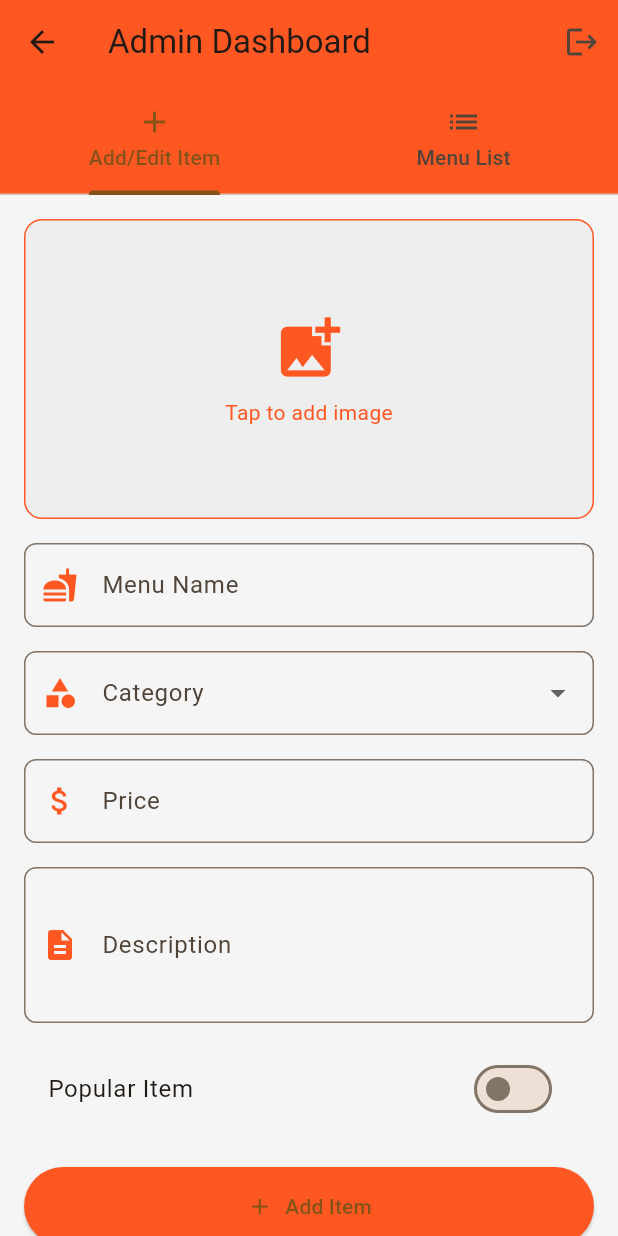
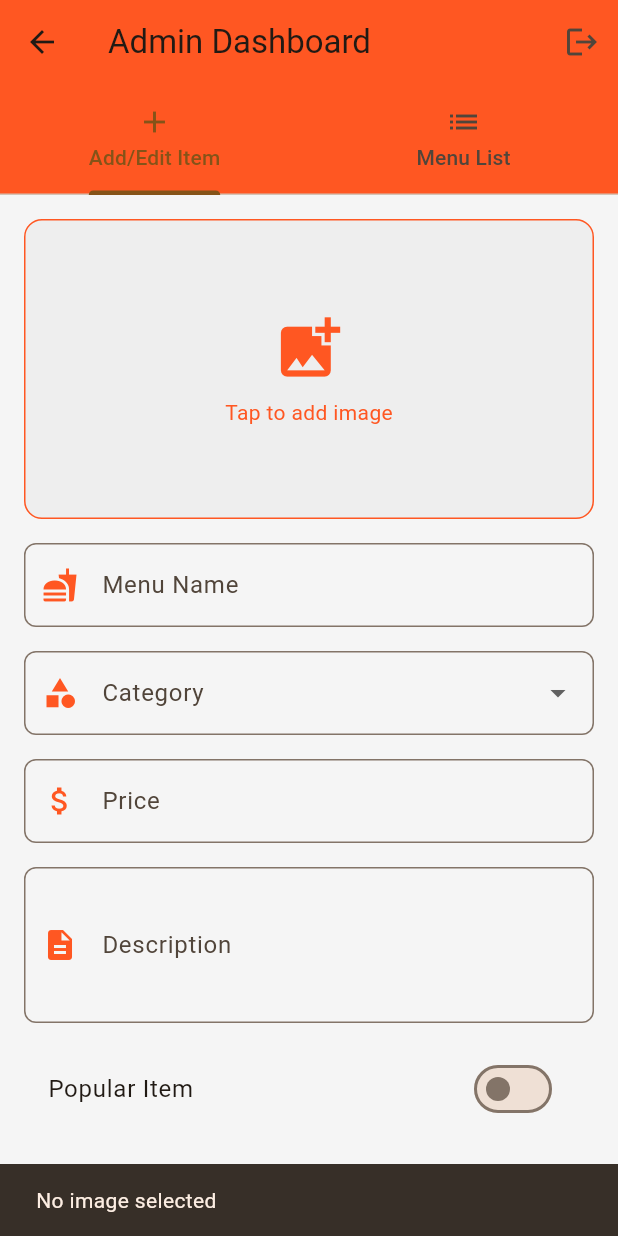
Before and after one commit to Danielhzg/delivery_app, a Flutter app: the AdminPage screen opened by its route, after a tap on "Tap to add image", on a phone screen of 412 x 824 dp. Run offline on Flutter 3.47's test engine with Material 3 defaults, Android fonts, the phone set to English and light mode, and no system bars; our stand-ins replace cloud_firestore, firebase_auth, firebase_core, flutter_image_compress, image_picker, permission_handler and 1 more; accounts and stored records are empty.

Commit message:
admin can add menu item(image)

```diff
--- a/lib/pages/admin_page.dart
+++ b/lib/pages/admin_page.dart
@@ -51,16 +51,25 @@ class _AdminPageState extends State<AdminPage>
           setState(() {
             _imageFile = File(image.path);
           });
+        } else {
+          ScaffoldMessenger.of(context).showSnackBar(
+            const SnackBar(content: Text('No image selected')),
+          );
         }
-      } else {
+      } else if (status.isDenied) {
         ScaffoldMessenger.of(context).showSnackBar(
           const SnackBar(content: Text('Permission to access gallery denied')),
+        );
+      } else if (status.isPermanentlyDenied) {
+        ScaffoldMessenger.of(context).showSnackBar(
+          const SnackBar(content: Text('Permission permanently denied. Please enable it from settings.')),
         );
       }
     } catch (e) {
       ScaffoldMessenger.of(context).showSnackBar(
         SnackBar(content: Text('Error picking image: ${e.toString()}')),
       );
+      print('Error picking image: $e');
     }
   }
 
```
Also changed, not shown: lib/utils/image_upload_service.dart (+27 -32 lines), 1 other file.
